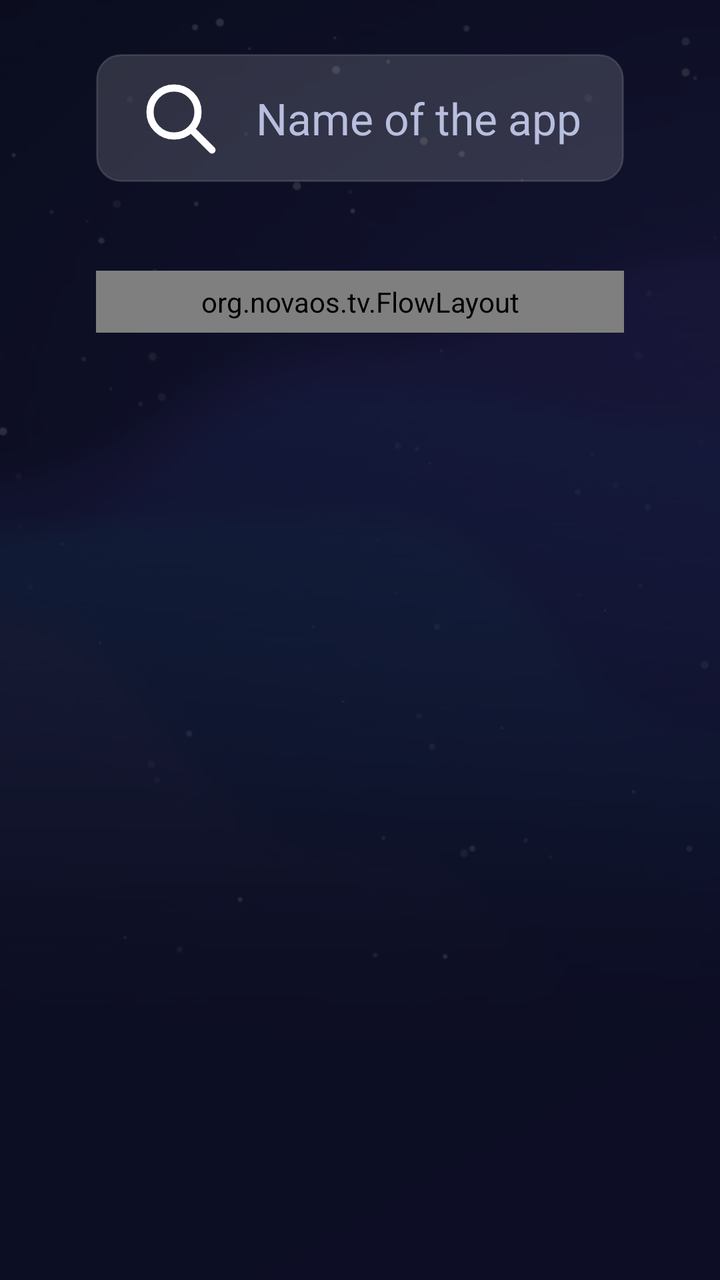
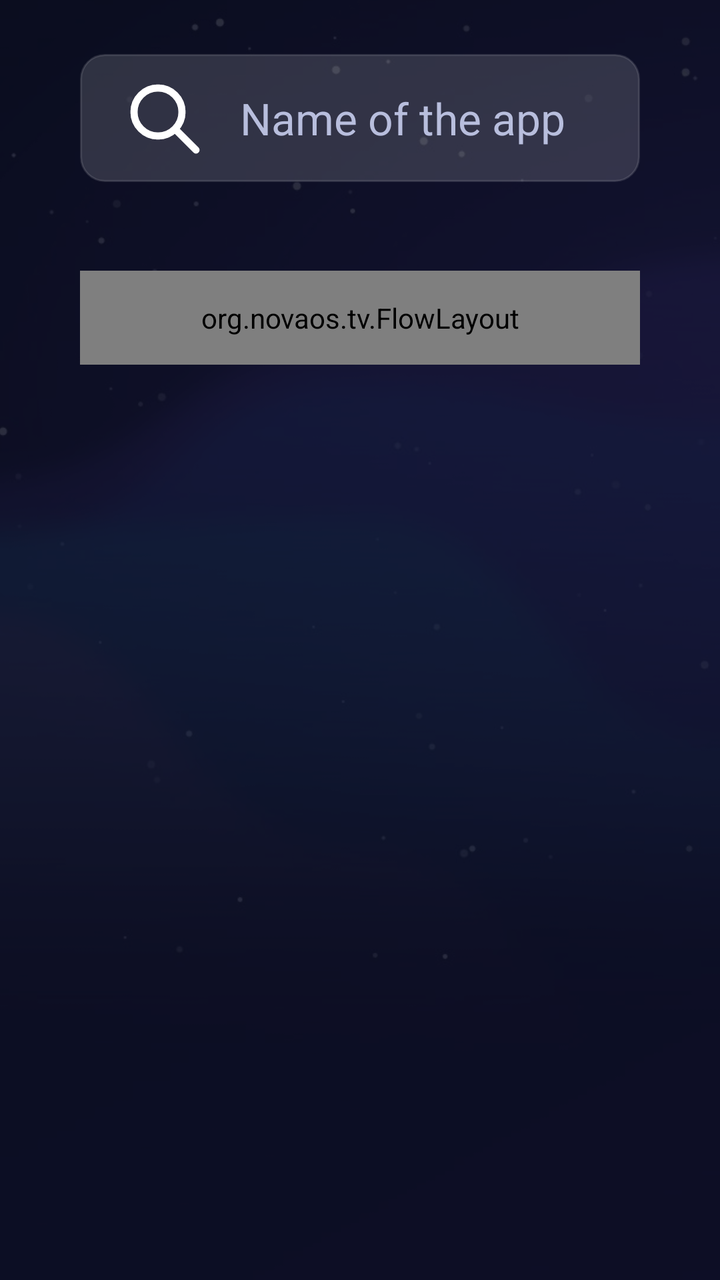

Compare the two renders of this Android layout. The source of the first and the diff that turns it into the second are given below.
<!-- AndroidManifest.xml: application theme Theme.NovaTV -->
<!-- res/layout/activity_search.xml -->
<?xml version="1.0" encoding="utf-8"?>
<FrameLayout xmlns:android="http://schemas.android.com/apk/res/android"
    android:layout_width="match_parent"
    android:layout_height="match_parent">

    <ImageView
        android:layout_width="match_parent"
        android:layout_height="match_parent"
        android:importantForAccessibility="no"
        android:scaleType="centerCrop"
        android:src="@drawable/wallpaper" />

    <View
        android:layout_width="match_parent"
        android:layout_height="match_parent"
        android:background="#D90B0E1F" />

    <LinearLayout
        android:layout_width="match_parent"
        android:layout_height="match_parent"
        android:orientation="vertical"
        android:paddingStart="@dimen/margin_side"
        android:paddingTop="27dp"
        android:paddingEnd="@dimen/margin_side">

        <EditText
            android:id="@+id/query"
            android:layout_width="match_parent"
            android:layout_height="64dp"
            android:background="@drawable/tile_bg"
            android:drawableStart="@drawable/ic_search"
            android:drawablePadding="14dp"
            android:hint="@string/search_hint"
            android:imeOptions="actionSearch"
            android:inputType="text"
            android:paddingStart="18dp"
            android:paddingEnd="18dp"
            android:singleLine="true"
            android:textColor="@color/text"
            android:textColorHint="@color/text_muted"
            android:textSize="22sp" />

        <TextView
            android:id="@+id/count"
            android:layout_width="wrap_content"
            android:layout_height="wrap_content"
            android:layout_marginTop="14dp"
            android:textColor="@color/text_muted"
            android:textSize="15sp" />

        <ScrollView
            android:layout_width="match_parent"
            android:layout_height="0dp"
            android:layout_weight="1"
            android:clipToPadding="false"
            android:paddingTop="10dp"
            android:paddingBottom="20dp"
            android:scrollbars="none">

            <org.novaos.tv.FlowLayout
                android:id="@+id/results"
                android:layout_width="match_parent"
                android:layout_height="wrap_content"
                android:clipChildren="false"
                android:padding="6dp" />
        </ScrollView>
    </LinearLayout>
</FrameLayout>
<!-- resources referenced by this layout -->
<resources>
  <color name="text">#FFFFFF</color>
  <color name="text_muted">#B8BEDD</color>
  <dimen name="margin_side">48dp</dimen>
  <!-- drawable ic_search (drawable) -->
  <?xml version="1.0" encoding="utf-8"?>
  <vector xmlns:android="http://schemas.android.com/apk/res/android"
      android:width="48dp" android:height="48dp" android:viewportWidth="24" android:viewportHeight="24">
      <path android:strokeColor="#FFFFFF" android:strokeWidth="1.8" android:strokeLineCap="round" android:strokeLineJoin="round" android:fillColor="#00000000" android:pathData="M10.5,10.5 m-6,0 a6,6 0 1,0 12,0 a6,6 0 1,0 -12,0"/>
      <path android:strokeColor="#FFFFFF" android:strokeWidth="1.8" android:strokeLineCap="round" android:strokeLineJoin="round" android:fillColor="#00000000" android:pathData="M15,15 L20,20"/>
  </vector>
  <!-- drawable tile_bg (drawable) -->
  <?xml version="1.0" encoding="utf-8"?>
  <selector xmlns:android="http://schemas.android.com/apk/res/android">
      <item android:state_focused="true">
          <shape android:shape="rectangle">
              <corners android:radius="12dp" />
              <solid android:color="@color/tile_focused" />
              <stroke android:width="3dp" android:color="#FFFFFFFF" />
          </shape>
      </item>
      <item android:state_pressed="true">
          <shape android:shape="rectangle">
              <corners android:radius="12dp" />
              <solid android:color="#59FFFFFF" />
          </shape>
      </item>
      <item>
          <shape android:shape="rectangle">
              <corners android:radius="12dp" />
              <solid android:color="@color/tile" />
              <stroke android:width="1dp" android:color="#1FFFFFFF" />
          </shape>
      </item>
  </selector>
  <!-- drawable wallpaper: jpg bitmap (drawable-nodpi, 55985 bytes) -->
  <string name="search_hint">Name of the app</string>
  <style name="Theme.NovaTV" parent="@android:style/Theme.Material.NoActionBar.Fullscreen">
          <item name="android:windowBackground">@color/bg</item>
          <item name="android:colorAccent">@color/nova_violet</item>
          <item name="android:colorPrimary">@color/nova_violet</item>
          <item name="android:textColorPrimary">@color/text</item>
          <item name="android:alertDialogTheme">@android:style/Theme.Material.Dialog.Alert</item>
          <item name="android:windowOverscan">false</item>
      </style>
  <color name="tile_focused">#40FFFFFF</color>
  <color name="tile">#26FFFFFF</color>
  <color name="bg">#0B0E1F</color>
  <color name="nova_violet">#7C5CFF</color>
</resources>

<!-- the commit's change to res/layout/activity_search.xml (unified diff, before → after) -->
@@ -19,9 +19,9 @@
         android:layout_width="match_parent"
         android:layout_height="match_parent"
         android:orientation="vertical"
-        android:paddingStart="@dimen/margin_side"
+        android:paddingStart="40dp"
         android:paddingTop="27dp"
-        android:paddingEnd="@dimen/margin_side">
+        android:paddingEnd="40dp">
 
         <EditText
             android:id="@+id/query"
@@ -62,7 +62,8 @@
                 android:layout_width="match_parent"
                 android:layout_height="wrap_content"
                 android:clipChildren="false"
-                android:padding="6dp" />
+                android:clipToPadding="false"
+                android:padding="14dp" />
         </ScrollView>
     </LinearLayout>
 </FrameLayout>
<!-- resource entries referenced after the edit -->
@@ -2,7 +2,6 @@
 <resources>
   <color name="text">#FFFFFF</color>
   <color name="text_muted">#B8BEDD</color>
-  <dimen name="margin_side">48dp</dimen>
   <!-- drawable ic_search (drawable) -->
   <?xml version="1.0" encoding="utf-8"?>
   <vector xmlns:android="http://schemas.android.com/apk/res/android"
